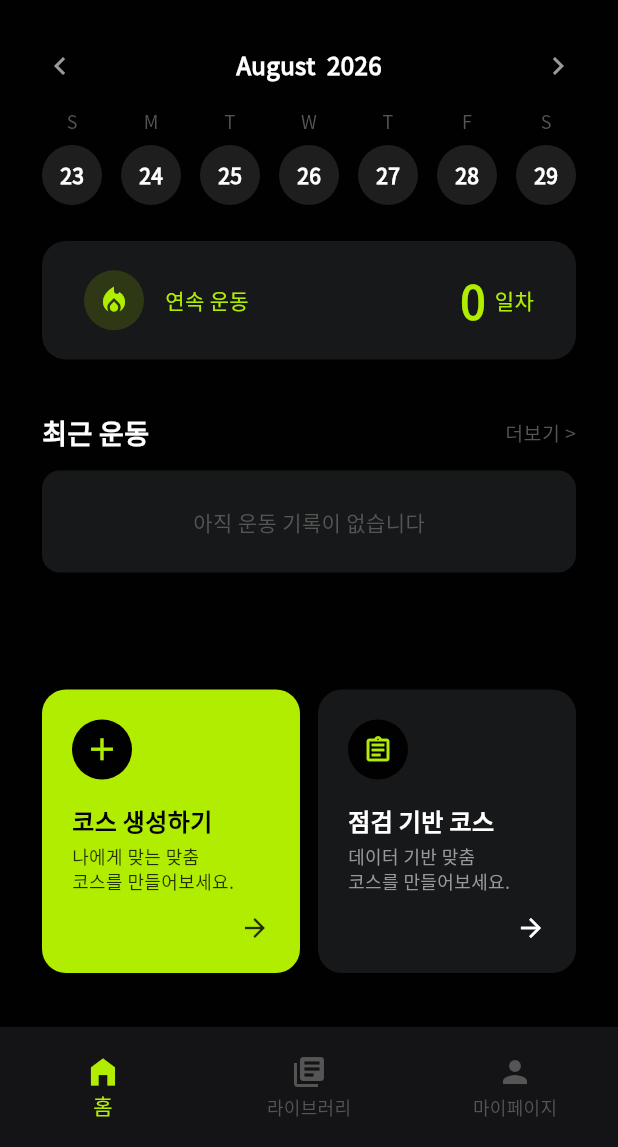
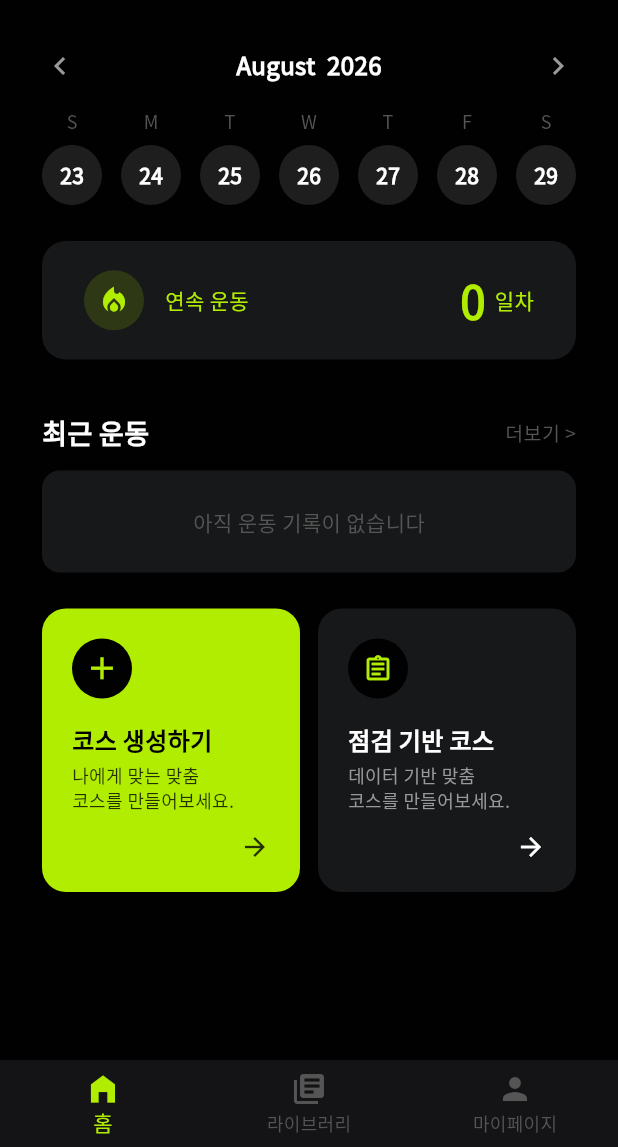
Before and after one commit to LikeLionHGU/GimjangHurry_Pullim, a Flutter app: the MainShell screen opened directly, after a tap on the "chevron right" icon, on a phone screen of 412 x 824 dp, the part 89-1236 px from its top. Run offline on Flutter 3.47's test engine with Material 3 defaults, Android fonts, the phone set to English and light mode, and no system bars; our stand-ins replace camera, flutter_dotenv, flutter_tts, permission_handler, shared_preferences, sqflite; missing offline and left inert: google_mlkit_pose_detection; accounts and stored records are empty; project files that could hold a hidden picture were left out.

Commit message:
fix: details

```diff
--- a/lib/screens/home/home_screen.dart
+++ b/lib/screens/home/home_screen.dart
@@ -183,8 +183,16 @@ class _HomeScreenState extends State<HomeScreen> {
     return Scaffold(
       backgroundColor: AppColors.background,
       body: SafeArea(
-        child: Padding(
+        child: SingleChildScrollView(
           padding: const EdgeInsets.symmetric(horizontal: 28, vertical: 28),
+          child: ConstrainedBox(
+            constraints: BoxConstraints(
+              minHeight: MediaQuery.of(context).size.height -
+                  MediaQuery.of(context).padding.top -
+                  MediaQuery.of(context).padding.bottom -
+                  kBottomNavigationBarHeight - 56,
+            ),
+            child: IntrinsicHeight(
               child: Column(
                 crossAxisAlignment: CrossAxisAlignment.start,
                 children: [
@@ -211,12 +219,14 @@ class _HomeScreenState extends State<HomeScreen> {
                   // 최근 운동 섹션 (1개만)
                   _buildRecentSectionFixed(_recentExecutions.take(1).toList()),
 
-              const Spacer(),
+                  const SizedBox(height: 24),
 
                   // 액션 카드 (코스 생성 + 점검 기반 코스)
                   _buildActionCards(),
                   const SizedBox(height: 8),
                 ],
+              ),
+            ),
           ),
         ),
       ),
--- a/lib/screens/main_shell.dart
+++ b/lib/screens/main_shell.dart
@@ -26,9 +26,7 @@ class MainShell extends StatelessWidget {
         index: currentIndex,
         children: screens,
       ),
-      bottomNavigationBar: SizedBox(
-        height: 80,
-        child: BottomNavigationBar(
+      bottomNavigationBar: BottomNavigationBar(
         backgroundColor: const Color(0xFF141315),
         currentIndex: currentIndex,
         onTap: (index) => provider.setNavIndex(index),
@@ -47,7 +45,6 @@ class MainShell extends StatelessWidget {
           ),
         ],
       ),
-      ),
     );
   }
 }
--- a/lib/screens/mypage/mypage_screen.dart
+++ b/lib/screens/mypage/mypage_screen.dart
@@ -1,5 +1,6 @@
 import 'package:flutter/material.dart';
 import 'package:provider/provider.dart';
+import 'package:sqflite/sqflite.dart';
 import '../../constants/app_colors.dart';
 import '../../constants/app_strings.dart';
 import '../../constants/app_typography.dart';
@@ -28,6 +29,8 @@ class _MypageScreenState extends State<MypageScreen> {
   final ToolRegistrationService _toolService = ToolRegistrationService();
 
   int _totalExec = 0;
+  int _allCourseCount = 0;
+  int _completedCount = 0;
   int _savedCoursesCount = 0;
   double _avgFatigueReduction = 0;
   List<tool_assets.Tool> _ownedTools = [];
@@ -48,11 +51,20 @@ class _MypageScreenState extends State<MypageScreen> {
     final recentExecutions = await _db.getRecentExecutions(limit: 3);
     final savedCourses = await _db.getSavedCourses();
 
+    // 완료율 계산용: 전체 코스 수 + 완료 코스 수
+    final db = await _db.database;
+    final allCount = Sqflite.firstIntValue(
+        await db.rawQuery('SELECT COUNT(*) as cnt FROM courses')) ?? 0;
+    final doneCount = Sqflite.firstIntValue(
+        await db.rawQuery("SELECT COUNT(*) as cnt FROM courses WHERE status = 'completed'")) ?? 0;
+
     final toolIndexes = await _toolService.getRegisteredTools();
     final ownedTools = tool_assets.toolsOf(toolIndexes);
 
     setState(() {
       _totalExec = totalExec;
+      _allCourseCount = allCount;
+      _completedCount = doneCount;
       _savedCoursesCount = savedCourses.length;
       _avgFatigueReduction = avgReduction;
       _ownedTools = ownedTools;
@@ -62,10 +74,12 @@ class _MypageScreenState extends State<MypageScreen> {
   }
 
   /// 완료율 계산
+  /// 완료율: 각 코스의 progress 평균
+  /// completed 코스 = 100%, pending 코스 = 0%
   int get _completionRate {
-    if (_totalExec == 0) return 0;
-    // 완료된 코스 수 / 총 실행 수 * 100 (일단 100%로 간주)
-    return 83; // placeholder - 실제 구현에서는 DB 쿼리 필요
+    if (_allCourseCount == 0) return 0;
+    // completed 코스는 100%, 나머지는 0%
+    return (_completedCount * 100 / _allCourseCount).round();
   }
 
   @override
```
Also changed, not shown: pubspec.lock. Lines whose indentation alone changed are shown as unchanged.
